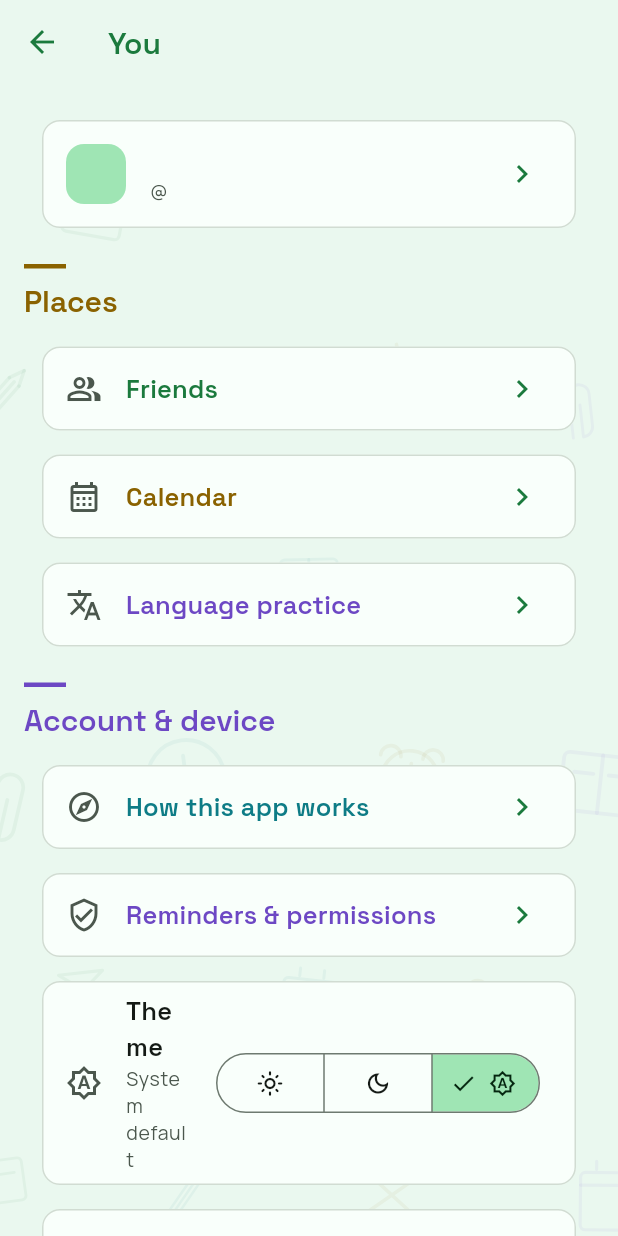
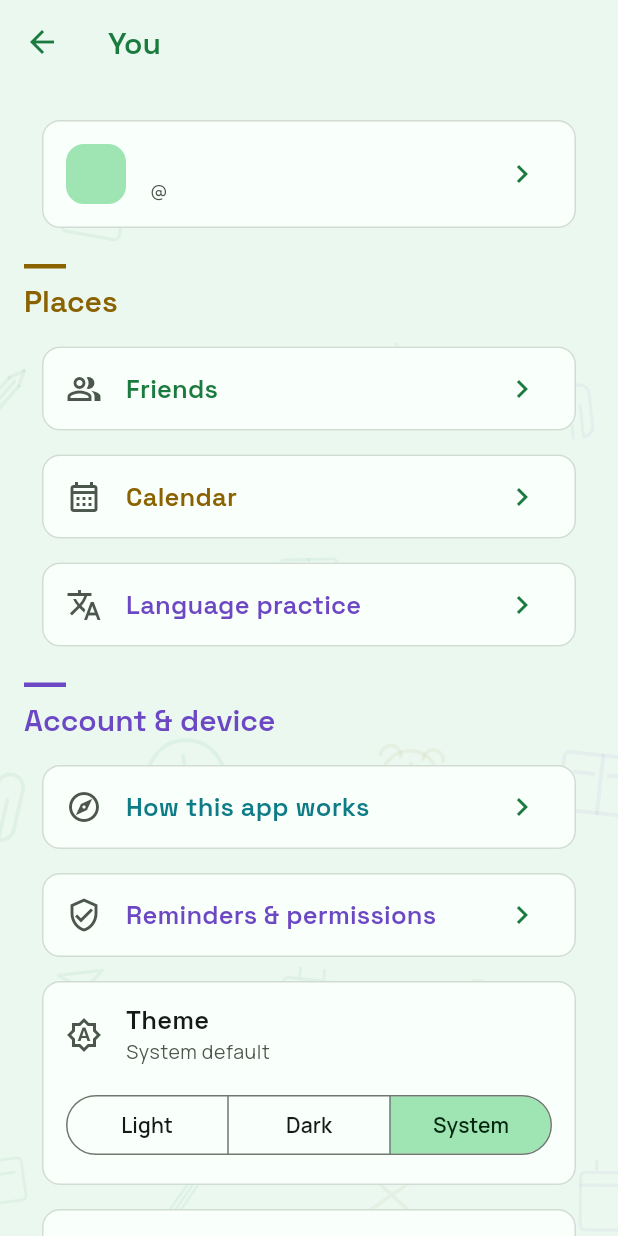
Before and after one commit to RedWaffle007/time-app, a Flutter app: the YouScreen screen opened directly, on a phone screen of 412 x 824 dp. Run offline on Flutter 3.47's test engine with Material 3 defaults, Android fonts, the phone set to English and light mode, and no system bars; our stand-ins replace cloud_firestore, device_info_plus, firebase_auth, firebase_core, firebase_crashlytics, firebase_messaging and 14 more; missing offline and left inert: flutter_onnxruntime; accounts and stored records are empty; generated files the repository leaves out were written again.

Commit message:
Fix theme selector wrapping: full-width segmented row below label

```diff
--- a/lib/features/home/presentation/you_screen.dart
+++ b/lib/features/home/presentation/you_screen.dart
@@ -117,7 +117,12 @@ class _ThemeModeTile extends ConsumerWidget {
     final mode = ref.watch(themeModeProvider);
 
     return Card(
-      child: ListTile(
+      child: Padding(
+        padding: const EdgeInsets.only(bottom: Space.lg),
+        child: Column(
+          crossAxisAlignment: CrossAxisAlignment.stretch,
+          children: [
+            ListTile(
               leading: Icon(
                 AppIcons.themeSystem,
                 color: context.colors.onSurfaceVariant,
@@ -133,21 +138,26 @@ class _ThemeModeTile extends ConsumerWidget {
                   color: context.colors.onSurfaceVariant,
                 ),
               ),
-        trailing: SegmentedButton<ThemeMode>(
+            ),
+            Padding(
+              padding: const EdgeInsets.symmetric(horizontal: Space.lg),
+              child: SegmentedButton<ThemeMode>(
+                expandedInsets: EdgeInsets.zero,
+                showSelectedIcon: false,
                 segments: const [
                   ButtonSegment(
                     value: ThemeMode.light,
-              icon: Icon(AppIcons.themeLight),
+                    label: Text('Light'),
                     tooltip: 'Light theme',
                   ),
                   ButtonSegment(
                     value: ThemeMode.dark,
-              icon: Icon(AppIcons.themeDark),
+                    label: Text('Dark'),
                     tooltip: 'Dark theme',
                   ),
                   ButtonSegment(
                     value: ThemeMode.system,
-              icon: Icon(AppIcons.themeSystem),
+                    label: Text('System'),
                     tooltip: 'Use system theme',
                   ),
                 ],
@@ -155,6 +165,9 @@ class _ThemeModeTile extends ConsumerWidget {
                 onSelectionChanged: (selection) {
                   ref.read(themeModeProvider.notifier).setMode(selection.first);
                 },
+              ),
+            ),
+          ],
         ),
       ),
     );
```
Lines whose indentation alone changed are shown as unchanged.
